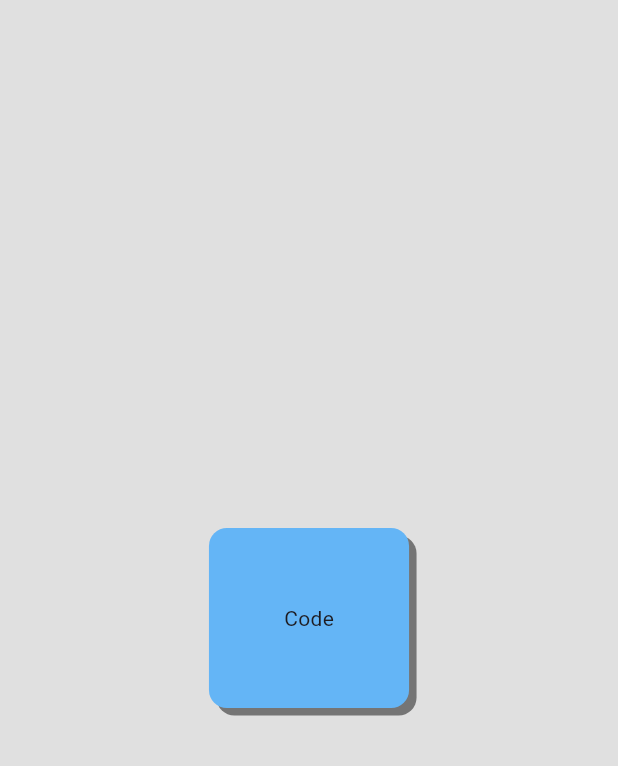
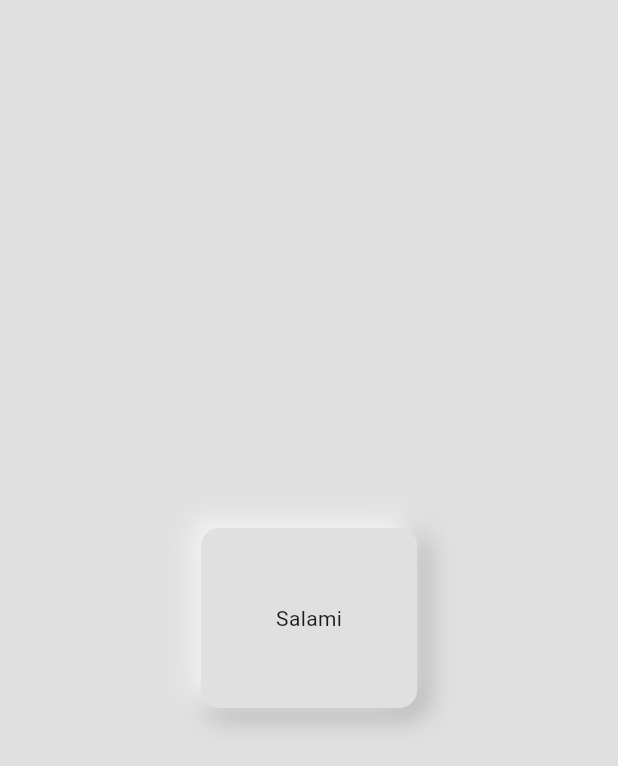
Before and after one commit to SalamiTech/neu_test_app, a Flutter app: the screen it shows after launch, on a phone screen of 412 x 824 dp. Shown: the top 766 px of the screen. Run offline on Flutter 3.47's test engine with Material 3 defaults, Android fonts, the light colour scheme and no system bars.

Commit message:
nothing serious

```diff
--- a/lib/main.dart
+++ b/lib/main.dart
@@ -15,15 +15,26 @@ class MyApp extends StatelessWidget {
           backgroundColor: Colors.grey[300],
           body: Center(
             child: Container(
-              child: Text('Code'),
+              child: Text("Salami"),
               padding: const EdgeInsets.all(50),
               decoration: BoxDecoration(
-                  color: Colors.blue[300],
+                  color: Colors.grey[300],
                   borderRadius: BorderRadius.circular(12),
                   boxShadow: [
+                    // Bottom right has darker shadow
                     BoxShadow(
-                      color: Colors.grey.shade600,
-                      offset: const Offset(5, 5),
+                      color: Colors.grey.shade500,
+                      offset: const Offset(4, 4),
+                      blurRadius: 15,
+                      spreadRadius: 1,
+                    ),
+
+                    // top left has ligher shadow
+                    const BoxShadow(
+                      color: Colors.white,
+                      offset: Offset(-4, -4),
+                      blurRadius: 15,
+                      spreadRadius: 1,
                     ),
                   ]),
             ),
```
Also changed, not shown: pubspec.yaml (+4 -40 lines), lib/assets/xx.png (added), pubspec.lock.
